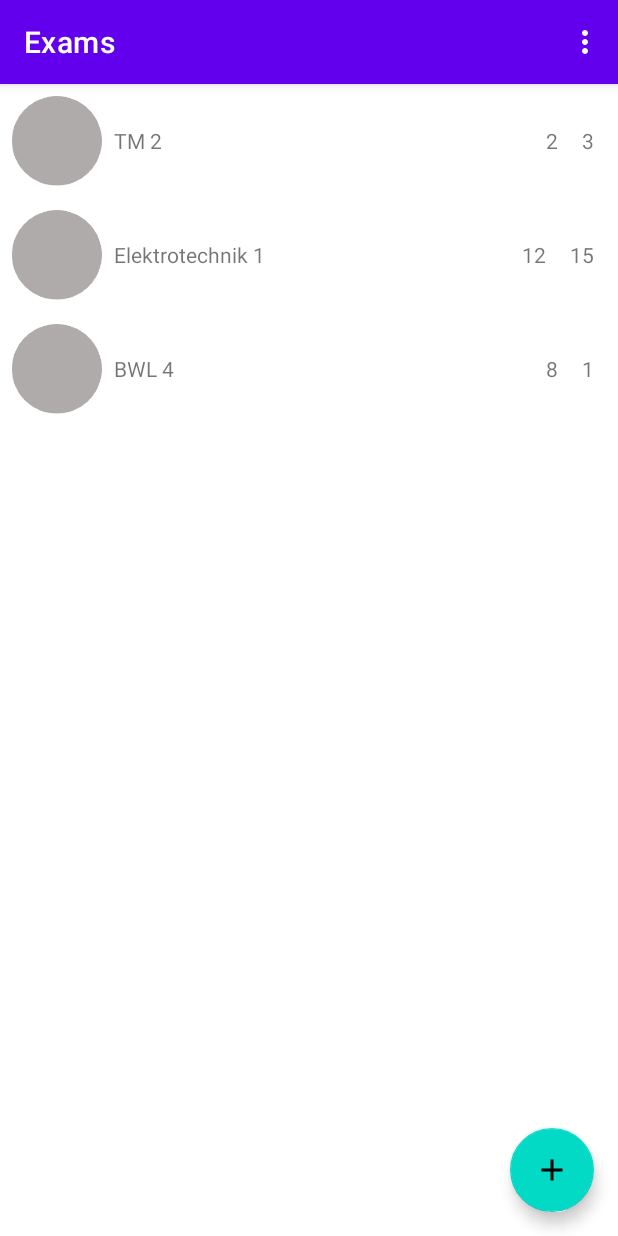
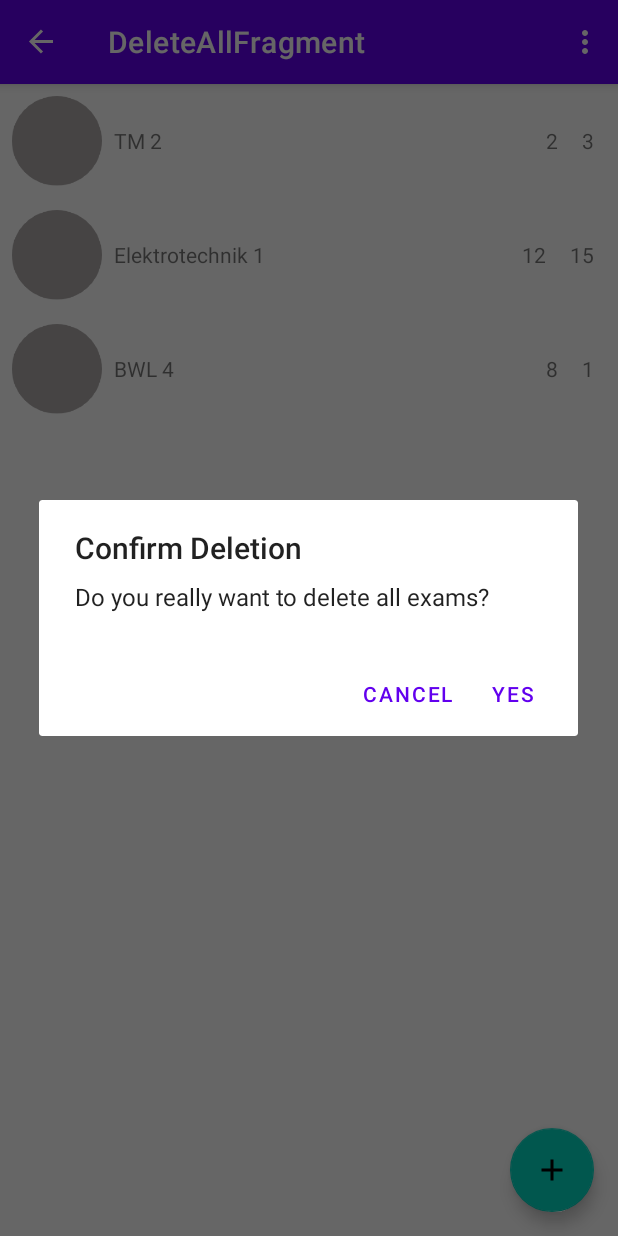
Before and after one commit to felixmeyjr/ExamTrackerAndMore, an Android app: the screen it shows after launch (MainActivity), in the options menu, after a tap on "Delete all", on a phone screen of 412 x 824 dp. Run offline under Robolectric (Android 15) with nearby library versions, the phone set to English and light mode, and no system bars; our stand-ins replace Dagger/Hilt's generated code, Room's generated code, navigation-ui; libraries missing offline, so code that uses them is left out: androidx.datastore.preferences, androidx.hilt, androidx.hilt.lifecycle; 3 statements that could not run were skipped.

Commit message:
finished #13, now debugging!

```diff
--- a/app/src/main/AndroidManifest.xml
+++ b/app/src/main/AndroidManifest.xml
@@ -14,7 +14,6 @@
             android:windowSoftInputMode="adjustResize">
             <intent-filter>
                 <action android:name="android.intent.action.MAIN" />
-
                 <category android:name="android.intent.category.LAUNCHER" />
             </intent-filter>
         </activity>
--- /dev/null
+++ b/app/src/main/java/com/example/examtrackerandmore/UI/deleteall/DeleteAllFragment.kt
@@ -0,0 +1,29 @@
+package com.example.examtrackerandmore.UI.deleteall
+
+import android.app.Dialog
+import android.os.Bundle
+import androidx.appcompat.app.AlertDialog
+import androidx.fragment.app.DialogFragment
+import androidx.fragment.app.viewModels
+import dagger.hilt.android.AndroidEntryPoint
+
+/**
+ *
+ */
+
+@AndroidEntryPoint
+class DeleteAllFragment : DialogFragment() {
+
+    private val viewModel : DeleteAllViewModel by viewModels()
+
+    override fun onCreateDialog(savedInstanceState: Bundle?): Dialog =
+        AlertDialog.Builder(requireContext())
+            .setTitle("Confirm Deletion")
+            .setMessage("Do you really want to delete all exams?")
+            .setNegativeButton("Cancel", null)
+            .setPositiveButton("Yes") { _, _ ->
+                // Call viewModel to delete operation
+                viewModel.onConfirmClick()
+            }
+            .create()
+}
--- /dev/null
+++ b/app/src/main/java/com/example/examtrackerandmore/UI/deleteall/DeleteAllViewModel.kt
@@ -0,0 +1,18 @@
+package com.example.examtrackerandmore.UI.deleteall
+
+import androidx.hilt.lifecycle.ViewModelInject
+import androidx.lifecycle.ViewModel
+import com.example.examtrackerandmore.data.ExamDataAccessObject
+import com.example.examtrackerandmore.dependencyinjection.ApplicationScope
+import kotlinx.coroutines.CoroutineScope
+import kotlinx.coroutines.launch
+
+class DeleteAllViewModel @ViewModelInject constructor(
+    private val examDao: ExamDataAccessObject,
+    @ApplicationScope private val applicationScope: CoroutineScope
+) : ViewModel() {
+
+    fun onConfirmClick() = applicationScope.launch {
+        examDao.deleteExams()
+    }
+}
--- a/app/src/main/java/com/example/examtrackerandmore/UI/exams/ExamViewModel.kt
+++ b/app/src/main/java/com/example/examtrackerandmore/UI/exams/ExamViewModel.kt
@@ -74,12 +74,18 @@ class ExamViewModel @ViewModelInject constructor(
         examsEventChannel.send(ExamsEvent.ShowExamSavedConfirmationMessage(text))
     }
 
+    fun onDeleteAllClick() = viewModelScope.launch {
+        examsEventChannel.send(ExamsEvent.NavigateToDeleteAllScreen)
+    }
+
     // Handle events for fragments (snackbar related); Belongs to ExamFragment, ExamEvent and ExamViewModel
+    // best practice to do this like this
     sealed class ExamsEvent {
         object NavigateToAddExamScreen : ExamsEvent()
         data class NavigateToEditExamScreen(val exam: Exam) : ExamsEvent()
-        data class ShowUndoDeleteExamMessage(val exam: Exam) : ExamsEvent() // best practice to do this like this
+        data class ShowUndoDeleteExamMessage(val exam: Exam) : ExamsEvent()
         data class ShowExamSavedConfirmationMessage(val msg: String) : ExamsEvent()
+        object NavigateToDeleteAllScreen : ExamsEvent()
     }
 }
 
--- a/app/src/main/java/com/example/examtrackerandmore/UI/exams/ExamsFragment.kt
+++ b/app/src/main/java/com/example/examtrackerandmore/UI/exams/ExamsFragment.kt
@@ -121,6 +121,10 @@ class ExamsFragment : Fragment(R.layout.fragment_exams_overview), ExamsAdapter.O
                     is ExamViewModel.ExamsEvent.ShowExamSavedConfirmationMessage -> {
                         Snackbar.make(requireView(), event.msg, Snackbar.LENGTH_SHORT).show()
                     }
+                    ExamViewModel.ExamsEvent.NavigateToDeleteAllScreen -> {
+                        val action = ExamsFragmentDirections.actionGlobalDeleteAllFragment()
+                        findNavController().navigate(action)
+                    }
                 }.exhaustive
             }
         }
@@ -158,7 +162,7 @@ class ExamsFragment : Fragment(R.layout.fragment_exams_overview), ExamsAdapter.O
                 true
             }
             R.id.action_delete_all -> {
-
+                viewModel.onDeleteAllClick()
                 true
             }
             else -> super.onOptionsItemSelected(item)
--- a/app/src/main/java/com/example/examtrackerandmore/data/ExamDataAccessObject.kt
+++ b/app/src/main/java/com/example/examtrackerandmore/data/ExamDataAccessObject.kt
@@ -21,6 +21,8 @@ interface ExamDataAccessObject {
     @Delete
     suspend fun delete(exam: Exam)
 
+    @Query("DELETE FROM exam_table")
+    suspend fun deleteExams()
 
 
 
--- a/app/src/main/res/navigation/nav_graph.xml
+++ b/app/src/main/res/navigation/nav_graph.xml
@@ -28,4 +28,8 @@
             android:name="title"
             app:argType="string" />
     </fragment>
+    <dialog
+        android:id="@+id/deleteAllFragment"
+        android:name="com.example.examtrackerandmore.UI.deleteall.DeleteAllFragment"
+        android:label="DeleteAllFragment" /><action android:id="@+id/action_global_deleteAllFragment" app:destination="@id/deleteAllFragment"/>
 </navigation>
```
